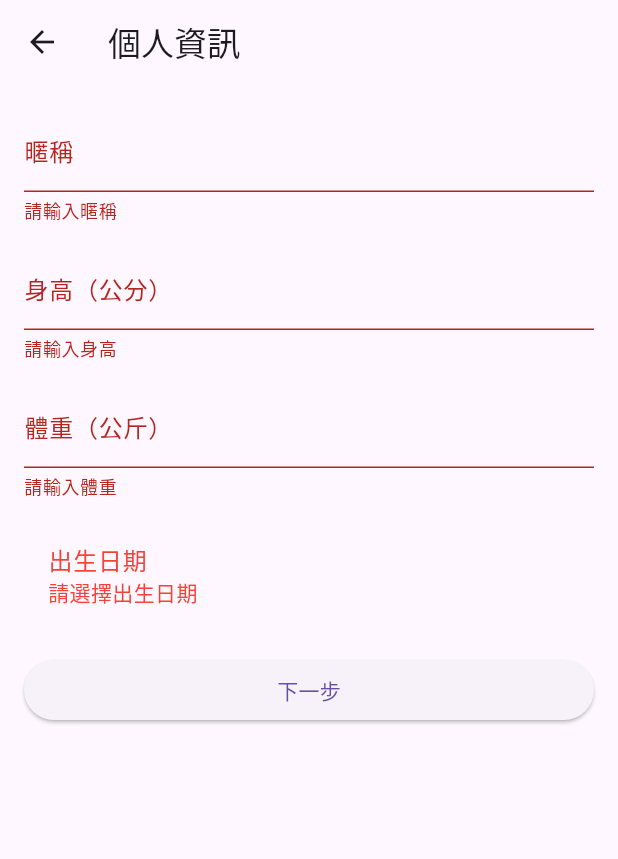
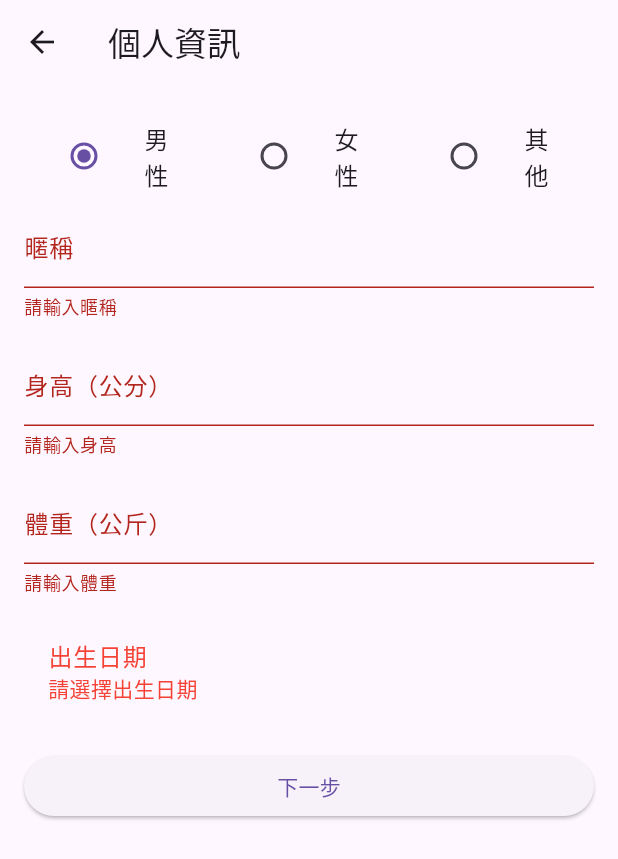
Before and after one commit to live7086/mvp_one, a Flutter app: the UserInfoPage screen opened by its route, after a tap on "下一步", on a phone screen of 412 x 824 dp. Shown: the top 859 px of the screen. Run offline on Flutter 3.47's test engine with Material 3 defaults, Android fonts, the phone set to English and light mode, and no system bars; our stand-ins replace camera, firebase_core, firebase_database; missing offline and left inert: google_ml_kit; accounts and stored records are empty.

Commit message:
我要發瘋了

```diff
--- a/lib/main.dart
+++ b/lib/main.dart
@@ -15,7 +15,8 @@ void main() async {
 }
 
 class MyApp extends StatelessWidget {
-  const MyApp({super.key});
+  const MyApp({Key? key}) : super(key: key);
+
   @override
   Widget build(BuildContext context) {
     return const MaterialApp(
--- a/lib/startPage.dart
+++ b/lib/startPage.dart
@@ -103,7 +103,7 @@ class ActionButton extends StatelessWidget {
     return ElevatedButton(
       style: createButtonStyle(),
       onPressed: () {
-        Navigator.pushNamed(context, '/gender');
+        Navigator.pushNamed(context, '/userInfo');
       },
       child: const Text(
         "開始使用",
--- a/lib/userInfoPage.dart
+++ b/lib/userInfoPage.dart
@@ -1,5 +1,22 @@
 import 'package:flutter/material.dart';
 import 'package:mvp_one/slidePageAnimation.dart';
+import 'package:http/http.dart' as http;
+import 'dart:convert';
+
+enum Gender { male, female, other }
+
+String genderToString(Gender gender) {
+  switch (gender) {
+    case Gender.male:
+      return '男性';
+    case Gender.female:
+      return '女性';
+    case Gender.other:
+      return '其他';
+    default:
+      return '未選擇';
+  }
+}
 
 class UserInfoPage extends StatefulWidget {
   const UserInfoPage({Key? key}) : super(key: key);
@@ -12,6 +29,7 @@ class _UserInfoPageState extends State<UserInfoPage> {
   TextEditingController heightController = TextEditingController();
   TextEditingController weightController = TextEditingController();
   DateTime? birthdate;
+  Gender? _selectedGender = Gender.male;
 
   bool isNicknameValid = true;
   bool isHeightValid = true;
@@ -23,6 +41,28 @@ class _UserInfoPageState extends State<UserInfoPage> {
         heightController.text.isNotEmpty &&
         weightController.text.isNotEmpty &&
         birthdate != null;
+  }
+
+  Widget _buildGenderRow() {
+    return Row(
+      mainAxisAlignment: MainAxisAlignment.center,
+      children: Gender.values.map((gender) {
+        return Expanded(
+          child: ListTile(
+            title: Text(genderToString(gender)), // 使用上面定義的函數轉換
+            leading: Radio<Gender>(
+              value: gender,
+              groupValue: _selectedGender,
+              onChanged: (Gender? value) {
+                setState(() {
+                  _selectedGender = value;
+                });
+              },
+            ),
+          ),
+        );
+      }).toList(),
+    );
   }
 
   void validateFields() {
@@ -56,6 +96,7 @@ class _UserInfoPageState extends State<UserInfoPage> {
       body: ListView(
         padding: const EdgeInsets.all(16),
         children: [
+          _buildGenderRow(),
           TextField(
             controller: nicknameController,
             decoration: InputDecoration(
@@ -99,12 +140,37 @@ class _UserInfoPageState extends State<UserInfoPage> {
           ),
           const SizedBox(height: 16),
           ElevatedButton(
-            onPressed: () {
+            onPressed: () async {
+              // 標記此處為 async
               validateFields();
               if (areAllFieldsFilled()) {
                 Navigator.pushNamed(context, '/userLevel');
-                // 在這裡處理按下按鈕後的動作
-                // 可以使用 Navigator.push 跳轉到下一個頁面
+
+                final url = Uri.https(
+                    'flutter-dogshit-default-rtdb.firebaseio.com',
+                    'user-information.json');
+
+                try {
+                  final response = await http.post(url, // 使用 await
+                      headers: {
+                        'Content-Type': 'application/json; charset=UTF-8',
+                      },
+                      body: json.encode({
+                        'Gender': genderToString(_selectedGender!),
+                        'nickname': nicknameController.text,
+                        'height': heightController.text,
+                        'weight': weightController.text,
+                        'birthdate': birthdate?.toIso8601String(),
+                      }));
+
+                  if (response.statusCode == 200) {
+                    // 成功處理
+                  } else {
+                    // 錯誤處理
+                  }
+                } catch (e) {
+                  // 異常處理
+                }
               }
             },
             child: const Text("下一步"),
```
Also changed, not shown: lib/daos/firebase_storage_dao.dart (deleted, +0 -59 lines), lib/firebase_test.dart (deleted, +0 -32 lines), lib/screens/home_screen.dart (deleted, +0 -173 lines), pubspec.yaml (+5 -4 lines), pubspec.lock, 3 other files.
